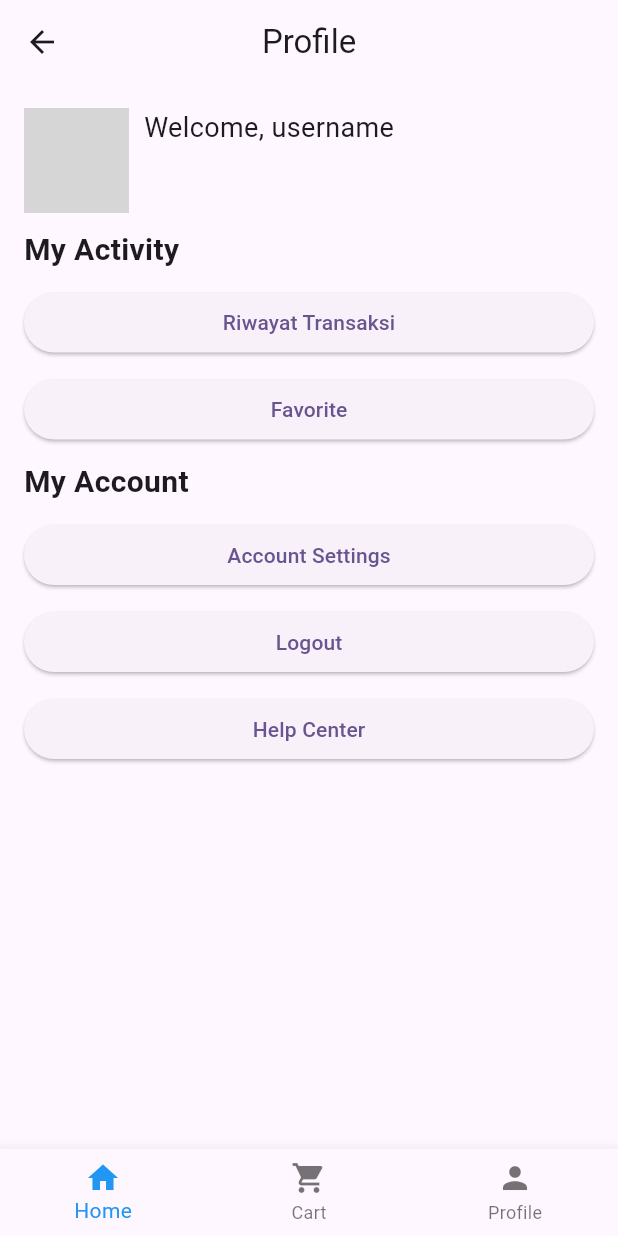
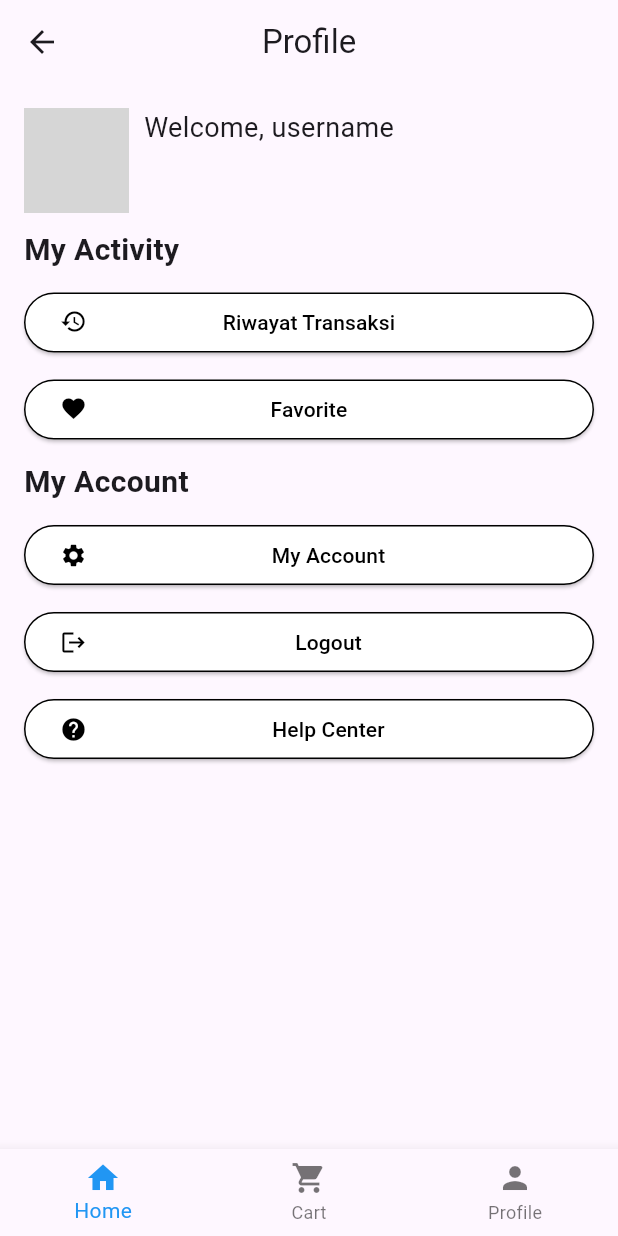
Before and after one commit to tronout28/Application-Action, a Flutter app: the ProfilePageView screen opened directly, on a phone screen of 412 x 824 dp. Run offline on Flutter 3.47's test engine with Material 2 defaults, Android fonts, the phone set to English and light mode, and no system bars; our stand-ins replace carousel_slider, cloud_firestore, firebase_auth, firebase_core, flutter_svg, fluttertoast and 3 more; accounts and stored records are empty; network calls fail; grey boxes are pictures that could not be loaded.

Commit message:
fix: [DK] fix card homepage and implement data

```diff
--- a/lib/LandingPage/onBoarding/on_boarding_page_view.dart
+++ b/lib/LandingPage/onBoarding/on_boarding_page_view.dart
@@ -3,8 +3,8 @@ import 'package:application_action/LandingPage/loginpage_view.dart';
 import 'package:flutter/material.dart';
 
 import 'package:get/get.dart';
-import 'on_boarding_page_controller.dart';
-import 'on_boarding_widget_view.dart';
+import 'package:application_action/LandingPage/onBoarding/on_boarding_page_controller.dart';
+import 'package:application_action/LandingPage/onBoarding/on_boarding_widget_view.dart';
 
 class OnBoardingPageView extends StatelessWidget {
   OnBoardingPageView({Key? key}) : super(key: key);
--- a/lib/Page/Home/home_page_view.dart
+++ b/lib/Page/Home/home_page_view.dart
@@ -3,6 +3,7 @@ import '../Widget/navbarWidget.dart';
 import '../Widget/advertisingWidget.dart';
 import 'package:flutter/material.dart';
 import '../Widget/searchWidget.dart';
+import '../widget/cardWidget.dart';
 
 class HomePageView extends StatelessWidget {
   const HomePageView({Key? key}) : super(key: key);
@@ -83,6 +84,7 @@ class HomePageView extends StatelessWidget {
                   style: TextStyle(fontSize: 20, fontWeight: FontWeight.bold),
                 ),
               ),
+              CardWidget(),
               // Widget MyFeaturedProductWidget() atau widget lainnya disini
             ],
           ),
--- a/lib/Page/profile_page_view.dart
+++ b/lib/Page/Profile/profile_page_view.dart
@@ -1,7 +1,7 @@
 import 'package:flutter/material.dart';
-import 'Widget/navbarWidget.dart';
-import 'Widget/profile_page_myactivity_widget.dart';
-import 'Widget/profile_page_myaccount_widget.dart';
+import '../Widget/navbarWidget.dart';
+import '../Widget/profile_page_myactivity_widget.dart';
+import '../Widget/profile_page_myaccount_widget.dart';
 
 class ProfilePageView extends StatelessWidget {
   const ProfilePageView({Key? key});
--- a/lib/Page/Widget/profile_page_myaccount_widget.dart
+++ b/lib/Page/Widget/profile_page_myaccount_widget.dart
@@ -1,6 +1,5 @@
 import 'package:application_action/LandingPage/loginpage_view.dart';
 import 'package:application_action/consts/consts.dart';
-import 'package:application_action/controllers/logout_countroller.dart';
 import 'package:flutter/material.dart';
 import 'package:application_action/Page/Profile/account_settings_page_view.dart';
 import 'package:get/get.dart';
@@ -12,9 +11,7 @@ class ProfilePageAccountView extends StatelessWidget {
   Widget build(BuildContext context) {
     return Column(
       children: [
-        FractionallySizedBox(
-          widthFactor: 1.0,
-          child: ElevatedButton(
+        buildButton(
           onPressed: () {
             Navigator.push(
               context,
@@ -23,31 +20,61 @@ class ProfilePageAccountView extends StatelessWidget {
               ),
             );
           },
-            child: Text('Account Settings'),
-          ),
+          label: 'My Account',
+          icon: Icons.settings,
         ),
         SizedBox(height: 10),
-        FractionallySizedBox(
-          widthFactor: 1.0,
-          child: ElevatedButton(
+        buildButton(
           onPressed: () async {
-              await Get.put(logoutController()).signoutMethod(context);
             Get.offAll(() => LoginPage());
           },
-            child: Text('Logout'),
-          ),
+          label: 'Logout',
+          icon: Icons.logout,
         ),
         SizedBox(height: 10),
-        FractionallySizedBox(
-          widthFactor: 1.0,
-          child: ElevatedButton(
+        buildButton(
           onPressed: () {
             // Help Center
           },
-            child: Text('Help Center'),
-          ),
+          label: 'Help Center',
+          icon: Icons.help,
         ),
       ],
     );
   }
+
+  Widget buildButton({
+    required VoidCallback onPressed,
+    required String label,
+    required IconData icon,
+  }) {
+    return FractionallySizedBox(
+      widthFactor: 1.0,
+      child: ElevatedButton(
+        style: ElevatedButton.styleFrom(
+          primary: Colors.white, // Warna latar belakang tombol
+          onPrimary: Colors.black, // Warna teks pada tombol
+          side: BorderSide(color: Colors.black), // Warna pinggiran tombol
+        ),
+        onPressed: onPressed,
+        child: Row(
+          mainAxisAlignment: MainAxisAlignment.spaceBetween,
+          children: [
+            Icon(icon, color: Colors.black), // Warna ikon
+            SizedBox(width: 8), // Jarak antara ikon dan teks
+            Expanded(
+              child: Container(
+                padding: EdgeInsets.symmetric(horizontal: 8),
+                child: Text(
+                  label,
+                  textAlign: TextAlign.center,
+                  style: TextStyle(color: Colors.black), // Warna teks
+                ),
+              ),
+            ),
+          ],
+        ),
+      ),
+    );
   }
+}
--- a/lib/Page/Widget/profile_page_myactivity_widget.dart
+++ b/lib/Page/Widget/profile_page_myactivity_widget.dart
@@ -1,4 +1,3 @@
-import 'package:application_action/consts/consts.dart';
 import 'package:flutter/material.dart';
 
 class ProfilePageActivityWidget extends StatelessWidget {
@@ -8,26 +7,63 @@ class ProfilePageActivityWidget extends StatelessWidget {
   Widget build(BuildContext context) {
     return Column(
       children: [
-        FractionallySizedBox(
-          widthFactor: 1.0,
-          child: ElevatedButton(
+        buildButton(
           onPressed: () {
             // Handle Transaksi button press
           },
-            child: Text('Riwayat Transaksi'),
-          ),
+          label: 'Riwayat Transaksi',
+          icon: Icons.history,
         ),
         SizedBox(height: 10),
-        FractionallySizedBox(
-          widthFactor: 1.0,
-          child: ElevatedButton(
+        buildButton(
           onPressed: () {
             // Handle Favorite button press
           },
-            child: Text('Favorite'),
-          ),
+          label: 'Favorite',
+          icon: Icons.favorite,
         ),
       ],
     );
   }
+
+  Widget buildButton({
+    required VoidCallback onPressed,
+    required String label,
+    required IconData icon,
+  }) {
+    return FractionallySizedBox(
+      widthFactor: 1.0,
+      child: ElevatedButton(
+        style: ElevatedButton.styleFrom(
+          primary: Colors.white, // Warna latar belakang tombol
+          onPrimary: Colors.black, // Warna teks pada tombol
+          side: BorderSide(color: Colors.black), // Warna pinggiran tombol
+        ),
+        onPressed: onPressed,
+        child: Stack(
+          children: [
+            Row(
+              mainAxisAlignment: MainAxisAlignment.start,
+              children: [
+                Icon(icon, color: Colors.black), // Warna ikon
+                SizedBox(width: 8), // Jarak antara ikon dan teks
+              ],
+            ),
+            Row(
+              mainAxisAlignment: MainAxisAlignment.center,
+              children: [
+                Flexible(
+                  child: Text(
+                    label,
+                    textAlign: TextAlign.center,
+                    overflow: TextOverflow.ellipsis,
+                  ),
+                ),
+              ],
+            ),
+          ],
+        ),
+      ),
+    );
   }
+}
--- a/lib/controllers/product_controller.dart
+++ b/lib/controllers/product_controller.dart
@@ -9,7 +9,7 @@ import 'package:application_action/Models/headset_model.dart';
 class ProductController extends GetxController {
   var headsetList = <HeadsetModel>[].obs;
   var laptopList = <LaptopModel>[].obs;
-  var handphoneList = <HandphoneModel>[].obs;
+  var headphoneList = <HeadphoneModel>[].obs;
 
 
 
@@ -43,8 +43,8 @@ class ProductController extends GetxController {
       );
     }
     for (var handphone in json['category']['handphone']) {
-      handphoneList.add(
-        HandphoneModel(
+      headphoneList.add(
+        HeadphoneModel(
           id: handphone['id'],
           nama: handphone['nama'],
           harga: handphone['harga'].toDouble(),
--- a/lib/main.dart
+++ b/lib/main.dart
@@ -29,7 +29,7 @@ class MyApp extends StatelessWidget {
         colorScheme: ColorScheme.fromSeed(seedColor: Colors.deepPurple),
         useMaterial3: true,
       ),
-      home: LoginPage(),
+      home: HomePageView(),
     );
   }
 }
--- a/lib/service/category_model.json
+++ b/lib/service/category_model.json
@@ -10,7 +10,7 @@
             },
             {
                 "id": 2,
-                "nama": "Logitech G Pro X",
+                "nama": "Logitech G Pro X Gaming Headset",
                 "harga": 129.99,
                 "deskripsi": "Lightweight design with great sound quality.",
                 "foto": "https://dorangadget.com/wp-content/uploads/2021/03/Logitech-PRO-X-Gaming-Headset-5.jpg"
@@ -66,7 +66,7 @@
             },
             {
                 "id": 10,
-                "nama": "Alienware Wireless Gaming Headset AW988",
+                "nama": "Alienware Wireless AW988",
                 "harga": 249.99,
                 "deskripsi": "Premium wireless gaming headset with excellent sound quality and comfort.",
                 "foto": "https://m.media-amazon.com/images/I/71KEkeUUMzL.jpg"
--- a/pubspec.yaml
+++ b/pubspec.yaml
@@ -33,6 +33,7 @@ dependencies:
   firebase_auth: ^4.11.0
   firebase_storage: ^11.3.0
   cloud_firestore: ^4.10.0
+  carousel_slider: ^4.2.1
   flutter:
     sdk: flutter
   get: ^4.6.6
```
Also changed, not shown: lib/Models/handphone_model.dart (+88 -2 lines), lib/Page/DetailPage/detail_page_view.dart (added, +152 -0 lines), lib/Page/Widget/advertisingWidget.dart (+75 -9 lines), lib/Page/Widget/cardWidget.dart (added, +80 -0 lines), assets/images/61kVJZZcYTL-removebg-preview.png (added), assets/images/OIP-removebg-preview.png (added), assets/images/headphone.jpg (added), assets/images/smartwatch-removebg-preview.png (added), pubspec.lock. Lines whose indentation alone changed are shown as unchanged.
